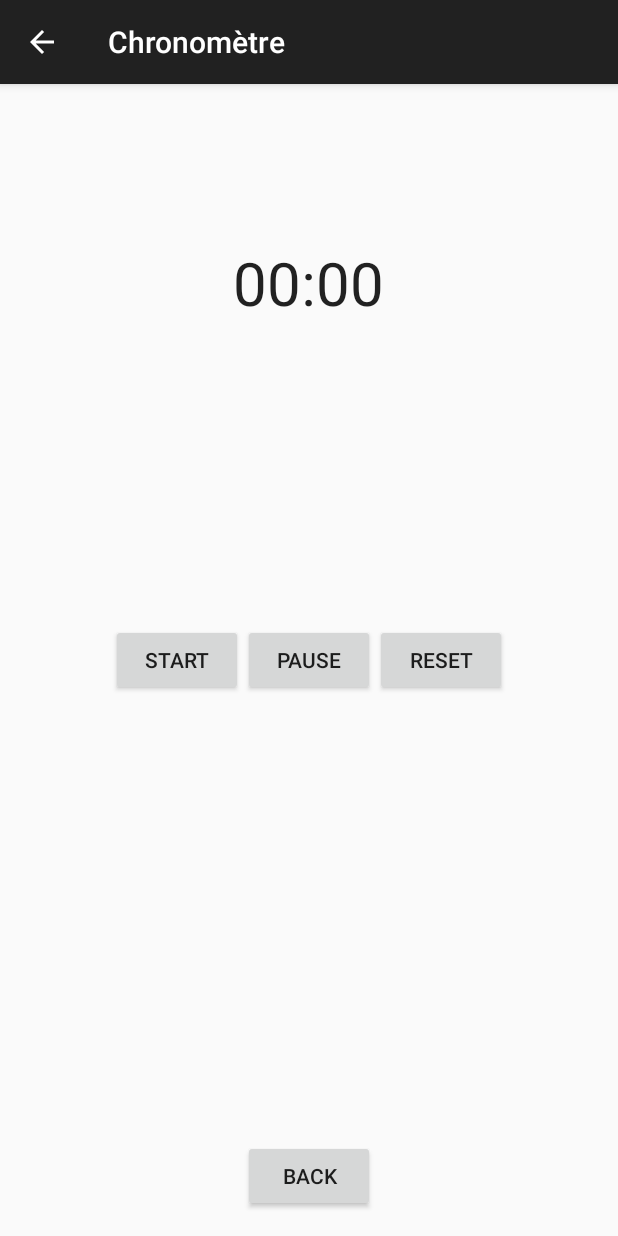
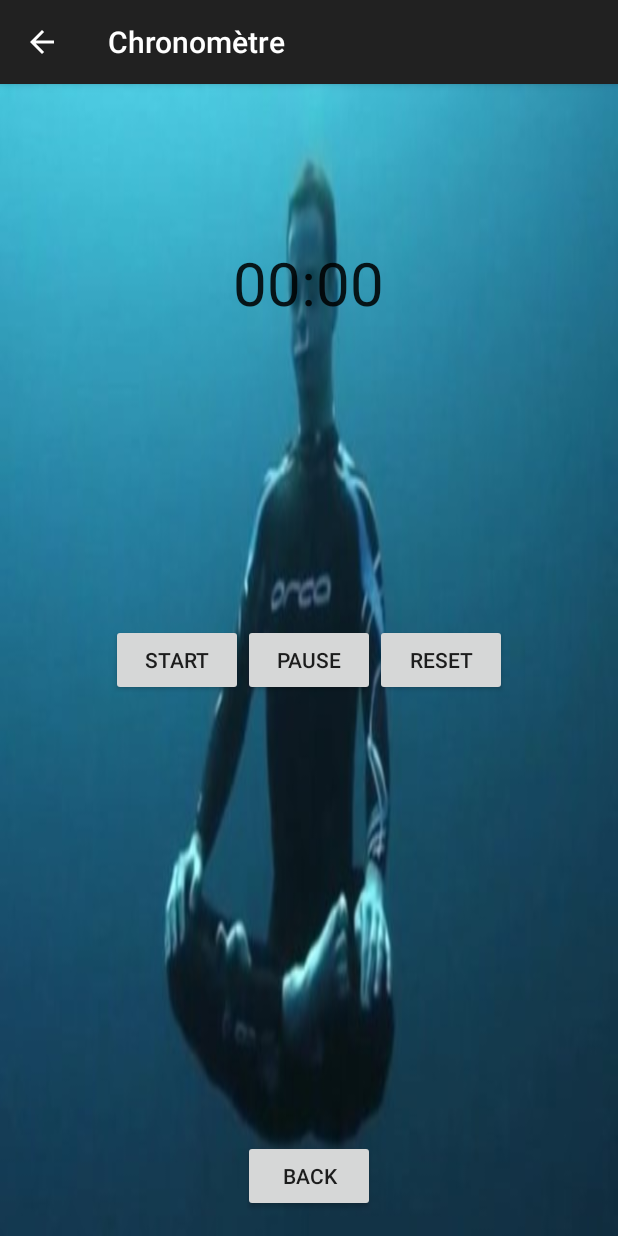
Before and after one commit to AmineBerdaoui/INF4042_BERDAOUI_TRIKI, an Android app: the Main2Activity screen opened directly, with no data from a screen before it, on a phone screen of 412 x 824 dp. Run offline under Robolectric (Android 15) with nearby library versions, the phone set to English and light mode, and no system bars.

Commit message:
Last commit

```diff
--- a/app/src/main/res/layout/activity_main2.xml
+++ b/app/src/main/res/layout/activity_main2.xml
@@ -5,7 +5,8 @@
     android:paddingRight="@dimen/activity_horizontal_margin"
     android:paddingTop="@dimen/activity_vertical_margin"
     android:paddingBottom="@dimen/activity_vertical_margin"
-    tools:context="org.esiea.berdaoui_triki.todolistesiea.Main2Activity">
+    tools:context="org.esiea.berdaoui_triki.todolistesiea.Main2Activity"
+    android:background="@drawable/apnee_img">
 
 
     <Button
--- a/app/src/main/res/layout/main.xml
+++ b/app/src/main/res/layout/main.xml
@@ -10,7 +10,8 @@
         android:layout_height="match_parent"
         android:id="@android:id/list"
         android:layout_weight="1"
-        android:layout_margin="5dp"/>
+        android:layout_margin="5dp"
+        android:background="@drawable/pilotosh_img" />
 
     <Button
         android:layout_width="wrap_content"
```
Also changed, not shown: app/src/main/res/drawable/apnee_img.jpg (added), app/src/main/res/drawable/livre_img.jpg (added), app/src/main/res/drawable/pilotosh_img.jpg (added).
